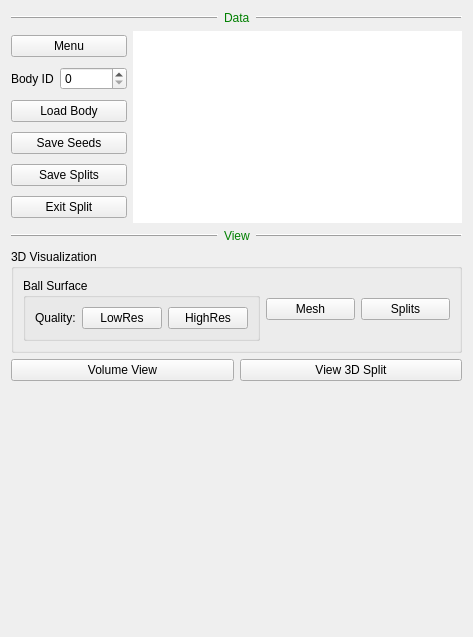
janelia-flyem/NeuTu, file neurolabi/gui/flyem/flyemsplitcontrolform.ui: the form before one commit.
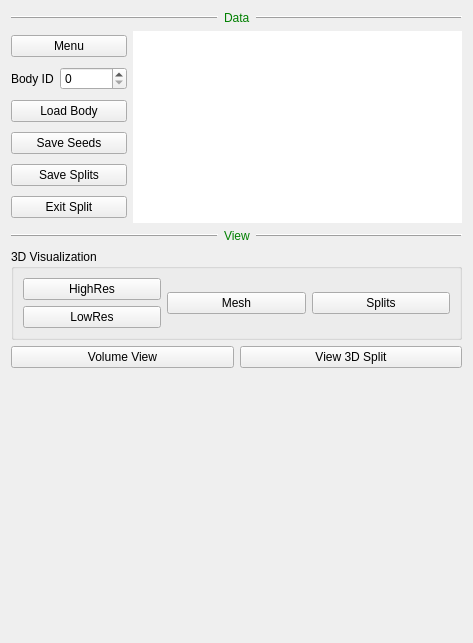
The form after the commit. Icons and pictures are not drawn. Custom widgets are drawn as their Qt base class.

Commit message: add data update button in orthogonal view

The edit to the form file:
```diff
--- a/neurolabi/gui/flyem/flyemsplitcontrolform.ui
+++ b/neurolabi/gui/flyem/flyemsplitcontrolform.ui
@@ -7,7 +7,7 @@
     <x>0</x>
     <y>0</y>
     <width>473</width>
-    <height>637</height>
+    <height>643</height>
    </rect>
   </property>
   <property name="sizePolicy">
@@ -19,7 +19,7 @@
   <property name="windowTitle">
    <string>Form</string>
   </property>
-  <layout class="QVBoxLayout" name="verticalLayout_3">
+  <layout class="QVBoxLayout" name="verticalLayout_5">
    <item>
     <layout class="QHBoxLayout" name="horizontalLayout_3">
      <item>
@@ -242,31 +242,7 @@
      </property>
      <layout class="QHBoxLayout" name="horizontalLayout_2">
       <item>
-       <widget class="QGroupBox" name="groupBox_2">
-        <property name="toolTip">
-         <string>A body is rendered as a set of balls resembling its surface</string>
-        </property>
-        <property name="title">
-         <string>Ball Surface</string>
-        </property>
-        <layout class="QHBoxLayout" name="horizontalLayout">
-         <item>
-          <widget class="QLabel" name="label">
-           <property name="text">
-            <string>Quality:</string>
-           </property>
-          </widget>
-         </item>
-         <item>
-          <widget class="QPushButton" name="coarseBodyViewPushButton">
-           <property name="toolTip">
-            <string>3D body visualization (low resolution)</string>
-           </property>
-           <property name="text">
-            <string>LowRes</string>
-           </property>
-          </widget>
-         </item>
+       <layout class="QVBoxLayout" name="verticalLayout_3">
          <item>
           <widget class="QPushButton" name="quickViewPushButton">
            <property name="toolTip">
@@ -277,8 +253,17 @@
            </property>
           </widget>
          </item>
-        </layout>
-       </widget>
+        <item>
+         <widget class="QPushButton" name="coarseBodyViewPushButton">
+          <property name="toolTip">
+           <string>3D body visualization (low resolution)</string>
+          </property>
+          <property name="text">
+           <string>LowRes</string>
+          </property>
+         </widget>
+        </item>
+       </layout>
       </item>
       <item>
        <widget class="QPushButton" name="meshPushButton">
```
Lines whose indentation alone changed are shown as unchanged. The commit also changes 28 other files.
